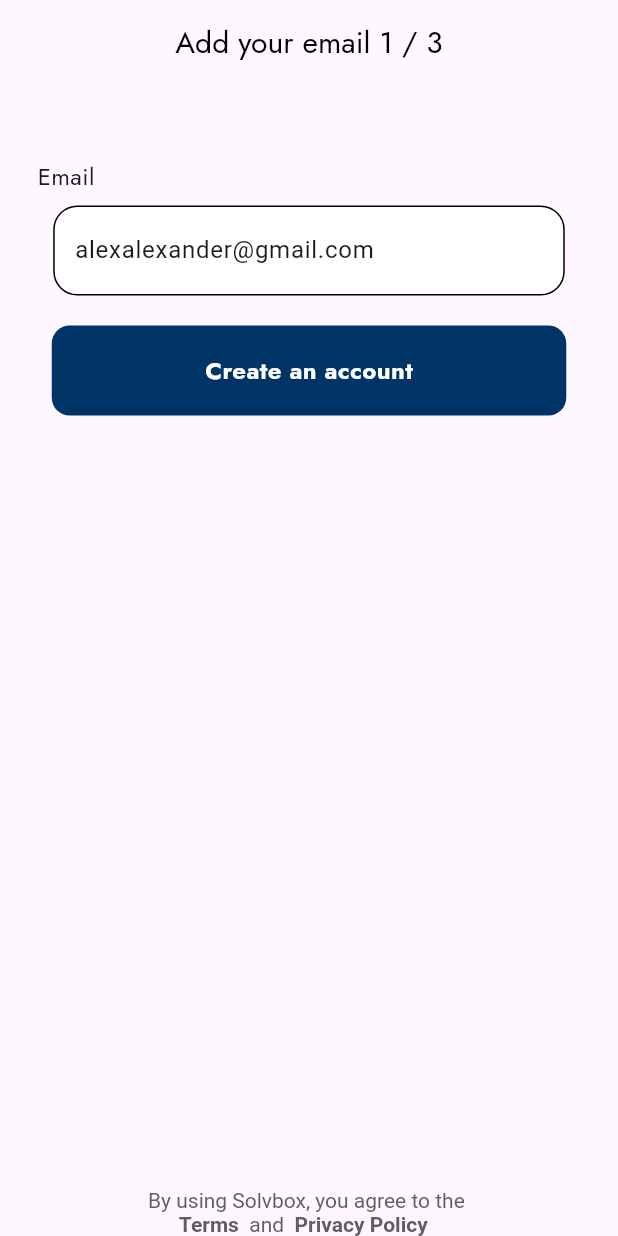
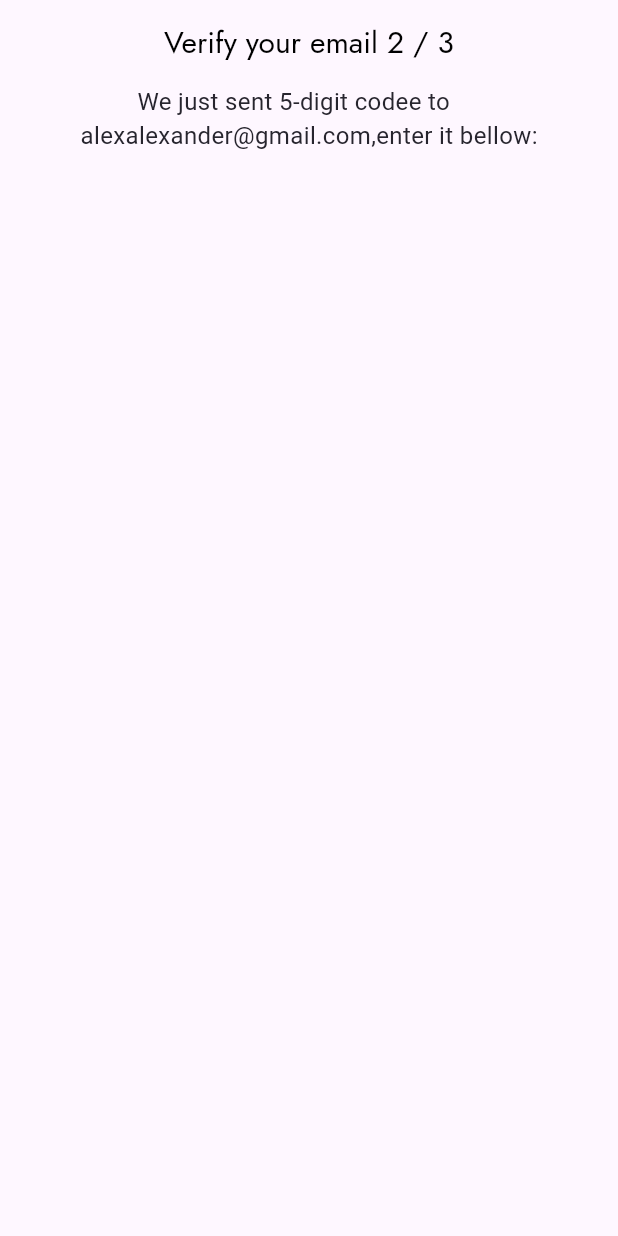
Before and after one commit to Ahmad163563/InternshipProject04, a Flutter app: the screen it shows after launch, on a phone screen of 412 x 824 dp. Run offline on Flutter 3.47's test engine with Material 3 defaults, Android fonts, the phone set to English and light mode, and no system bars; our stand-ins replace font_awesome_flutter, google_fonts.

Commit message:
working on progress

```diff
--- a/lib/LoginScreens/verify_email/Verify_Email.dart
+++ b/lib/LoginScreens/verify_email/Verify_Email.dart
@@ -1 +1,30 @@
 import 'package:flutter/material.dart';
+import 'package:google_fonts/google_fonts.dart';
+class VerifyEmail extends StatelessWidget {
+  const VerifyEmail({super.key});
+
+  @override
+  Widget build(BuildContext context) {
+    return Scaffold(
+      appBar: AppBar(
+        title: Text('Verify your email 2 / 3', style: GoogleFonts.jost(
+            fontSize: 20,
+            fontWeight: FontWeight.w400,
+            color: Color(0xff000000))
+        ),
+        centerTitle: true,
+      ),
+      body: Column(
+        children: [
+          Center(
+            child:Text('         We just sent 5-digit codee to\nalexalexander@gmail.com,enter it bellow:',style: GoogleFonts.roboto(
+              fontSize: 16,
+              fontWeight: FontWeight.w400,
+              color: Color(0xff27252E)
+            ),),
+          )
+        ],
+      ),
+    );
+  }
+}
--- a/lib/main.dart
+++ b/lib/main.dart
@@ -1,6 +1,7 @@
 import 'package:flutter/material.dart';
 import 'package:project/LoginScreens/adding_email/Adding_Email.dart';
 import 'package:project/LoginScreens/create_account/create_account.dart';
+import 'package:project/LoginScreens/verify_email/Verify_Email.dart';
 import 'package:project/starting_/SplashScreen/splashscreen.dart';
 import 'package:font_awesome_flutter/font_awesome_flutter.dart';
 
@@ -20,7 +21,7 @@ class MyApp extends StatelessWidget {
         colorScheme: ColorScheme.fromSeed(seedColor: Colors.deepPurple),
         useMaterial3: true,
       ),
-      home: AddingEmail(currentStep: 1)//CreateAccount()//Splashscreen()
+      home: VerifyEmail()//AddingEmail(currentStep: 1)//CreateAccount()//Splashscreen()
     );
   }
 }
```
